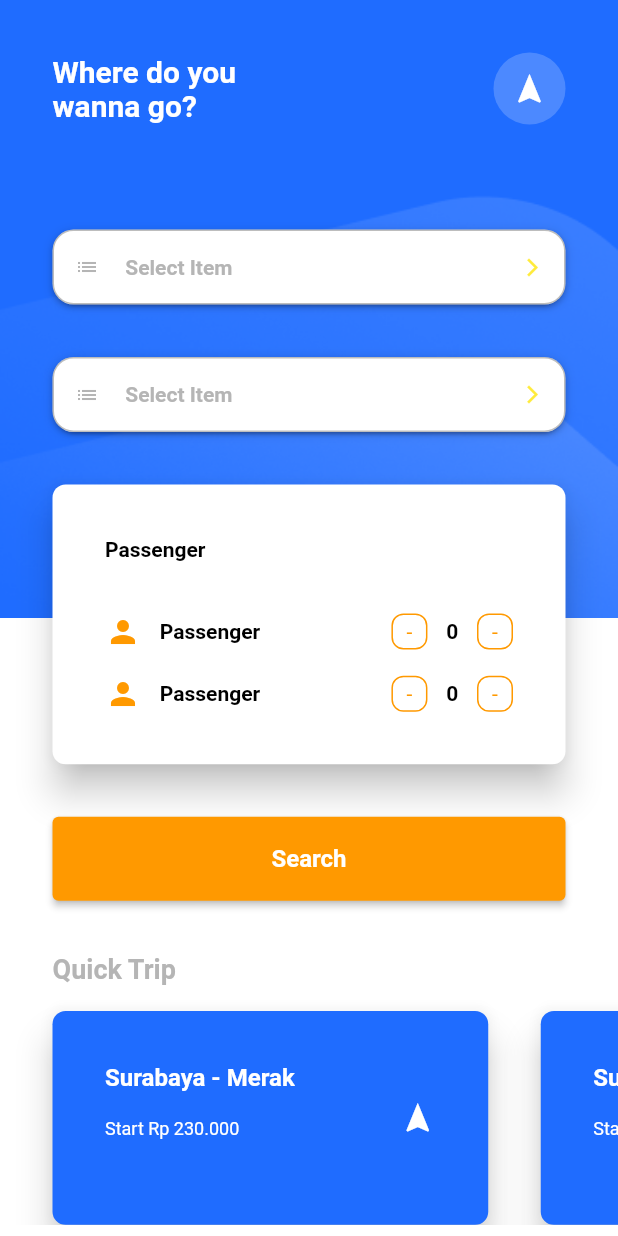
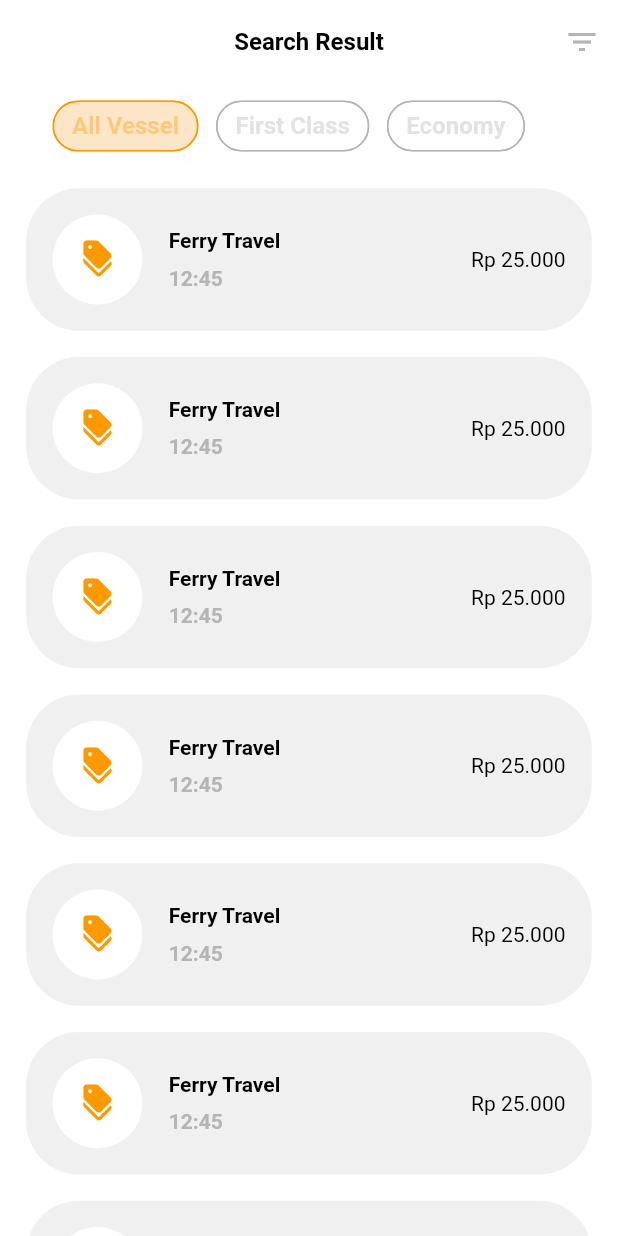
Before and after one commit to dikkisetiawan/tipal, a Flutter app: the screen it shows after launch, on a phone screen of 412 x 824 dp. Run offline on Flutter 3.47's test engine with Material 2 defaults, Android fonts, the phone set to English and light mode, and no system bars; drawn by our look-alikes of dropdown_button2.

Commit message:
search result & my ticket page UI slicing

```diff
--- a/lib/main.dart
+++ b/lib/main.dart
@@ -1,8 +1,11 @@
 import 'package:flutter/material.dart';
 import 'package:tipal/main_page.dart';
-import 'package:tipal/pages/home_page.dart';
-import 'package:tipal/pages/login_page.dart';
+import 'package:tipal/view/pages/home_page.dart';
+import 'package:tipal/view/pages/login_page.dart';
 import 'package:tipal/services/auth_services.dart';
+import 'package:tipal/view/pages/search_result_page.dart';
+
+import 'view/pages/my_tickets_page.dart';
 
 void main() {
   runApp(const MyApp());
@@ -17,7 +20,7 @@ class MyApp extends StatelessWidget {
     return MaterialApp(
       debugShowCheckedModeBanner: false,
       theme: ThemeData(primarySwatch: Colors.blue, fontFamily: 'Roboto'),
-      home: const HomePage(),
+      home: SearchResultPage(),
     );
   }
 }
--- a/lib/main_page.dart
+++ b/lib/main_page.dart
@@ -1,6 +1,6 @@
 import 'package:flutter/material.dart';
-import 'package:tipal/pages/home_page_old.dart';
-import 'package:tipal/pages/tickets_page.dart';
+import 'package:tipal/view/pages/home_page_old.dart';
+import 'package:tipal/view/pages/tickets_page.dart';
 
 class MainPage extends StatefulWidget {
   MainPage({Key? key}) : super(key: key);
--- a/lib/pages/home_page.dart
+++ b/lib/view/pages/home_page.dart
@@ -2,7 +2,7 @@ import 'package:flutter/material.dart';
 import 'package:tipal/theme.dart';
 import 'package:tipal/view/widgets/kdropdown_widget.dart';
 
-import '../view/widgets/kelevated_button_widget.dart';
+import '../widgets/kelevated_button_widget.dart';
 
 class HomePage extends StatelessWidget {
   const HomePage({Key? key}) : super(key: key);
@@ -14,6 +14,7 @@ class HomePage extends StatelessWidget {
         Column(
           children: [
             Expanded(
+              flex: 7,
               child: Container(
                 decoration: const BoxDecoration(
                   color: kPrimaryColor,
@@ -25,6 +26,7 @@ class HomePage extends StatelessWidget {
               ),
             ),
             Expanded(
+              flex: 5,
               child: Container(
                 decoration: const BoxDecoration(color: kWhiteColor),
               ),
--- /dev/null
+++ b/lib/view/pages/search_result_page.dart
@@ -0,0 +1,117 @@
+import 'package:flutter/material.dart';
+import 'package:tipal/theme.dart';
+
+import '../widgets/kchoice_chip_widget.dart';
+
+class SearchResultPage extends StatelessWidget {
+  const SearchResultPage({Key? key}) : super(key: key);
+
+  @override
+  Widget build(BuildContext context) {
+    return Scaffold(
+      backgroundColor: kWhiteColor,
+      appBar: AppBar(
+        elevation: 0.0,
+        backgroundColor: kWhiteColor,
+        automaticallyImplyLeading: true,
+        centerTitle: true,
+        title: Text(
+          'Search Result',
+          style: titleTextStyle.copyWith(fontSize: 16),
+        ),
+        actions: [
+          IconButton(
+              onPressed: () {},
+              icon: const Icon(
+                Icons.filter_list,
+                color: kGreyColor,
+              ))
+        ],
+        bottom: PreferredSize(
+            child: Padding(
+              padding: const EdgeInsets.symmetric(horizontal: defaultMargin),
+              child: Row(
+                children: const [
+                  KchoiceChipWidget(selected: true, title: 'All Vessel'),
+                  SizedBox(width: defaultMargin / 3),
+                  KchoiceChipWidget(selected: false, title: 'First Class'),
+                  SizedBox(width: defaultMargin / 3),
+                  KchoiceChipWidget(selected: false, title: 'Economy')
+                ],
+              ),
+            ),
+            preferredSize: const Size.fromHeight(52)),
+      ),
+      body: ListView.builder(
+        physics: const BouncingScrollPhysics(),
+        padding: const EdgeInsets.symmetric(horizontal: defaultMargin / 2),
+        itemCount: 10,
+        itemBuilder: (context, index) {
+          return GestureDetector(
+            onTap: () {},
+            child: Container(
+              margin: const EdgeInsets.only(top: defaultMargin / 2),
+              padding: const EdgeInsets.all(defaultMargin / 2),
+              decoration: BoxDecoration(
+                  color: kGreyColor.withOpacity(0.2),
+                  borderRadius:
+                      const BorderRadius.all(Radius.circular(defaultMargin))),
+              child: Row(
+                children: [
+                  Container(
+                    padding: const EdgeInsets.all(defaultMargin / 2),
+                    decoration: const BoxDecoration(
+                        color: kWhiteColor, shape: BoxShape.circle),
+                    child: const Icon(
+                      Icons.discount_rounded,
+                      color: kSecondaryColor,
+                      size: 25,
+                    ),
+                  ),
+                  const SizedBox(
+                    width: defaultMargin / 2,
+                  ),
+                  Expanded(
+                    child: Column(
+                      crossAxisAlignment: CrossAxisAlignment.start,
+                      children: [
+                        Row(
+                          children: [
+                            Column(
+                              crossAxisAlignment: CrossAxisAlignment.start,
+                              children: [
+                                Text(
+                                  'Ferry Travel',
+                                  style: blackTextStyle.copyWith(
+                                      fontWeight: FontWeight.bold),
+                                ),
+                                const SizedBox(
+                                  height: defaultMargin / 4,
+                                ),
+                                Text(
+                                  '12:45',
+                                  style: greyTextStyle.copyWith(
+                                      fontWeight: FontWeight.bold),
+                                ),
+                              ],
+                            ),
+                            const Spacer(),
+                            Text(
+                              'Rp 25.000',
+                              style: blackTextStyle.copyWith(
+                                  fontWeight: FontWeight.normal),
+                            ),
+                          ],
+                        ),
+                      ],
+                    ),
+                  )
+                ],
+              ),
+            ),
+          );
+        },
+      ),
+    );
+  }
+}
--- /dev/null
+++ b/lib/view/widgets/kchoice_chip_widget.dart
@@ -0,0 +1,24 @@
+import 'package:flutter/material.dart';
+import '../../theme.dart';
+
+class KchoiceChipWidget extends StatelessWidget {
+  final bool selected;
+  final String title;
+  const KchoiceChipWidget(
+      {Key? key, required this.selected, required this.title})
+      : super(key: key);
+
+  @override
+  Widget build(BuildContext context) {
+    return ChoiceChip(
+        disabledColor: kWhiteColor,
+        selectedColor: kSecondaryColor.withOpacity(0.2),
+        side: BorderSide(color: selected ? kSecondaryColor : kGreyColor),
+        label: Text(
+          title,
+          style: whiteTextStyle.copyWith(
+              color: selected ? kSecondaryColor : kGreyColor),
+        ),
+        selected: selected);
+  }
+}
--- a/lib/view/widgets/kelevated_button_widget.dart
+++ b/lib/view/widgets/kelevated_button_widget.dart
@@ -4,10 +4,12 @@ import '../../theme.dart';
 
 class KelevatedButtonWidget extends StatelessWidget {
   final String title;
+  final void Function()? onPressed;
 
   const KelevatedButtonWidget({
     Key? key,
     required this.title,
+    this.onPressed,
   }) : super(key: key);
 
   @override
@@ -16,7 +18,7 @@ class KelevatedButtonWidget extends StatelessWidget {
         style: ElevatedButton.styleFrom(
             minimumSize: const Size.fromHeight(56),
             backgroundColor: kSecondaryColor),
-        onPressed: () {},
+        onPressed: onPressed,
         child: Text(title, style: whiteTextStyle));
   }
 }
```
Also changed, not shown: lib/items/schedule_item.dart (+10 -4 lines), lib/view/pages/login_page.dart (added, +113 -0 lines), lib/view/pages/my_tickets_page.dart (added, +154 -0 lines), lib/view/pages/register_page.dart (renamed from lib/pages/login_page.dart, +15 -6 lines), lib/view/pages/home_page_old.dart (renamed from lib/pages/home_page_old.dart), lib/view/pages/reservation_page.dart (renamed from lib/pages/reservation_page.dart), lib/view/pages/tickets_page.dart (renamed from lib/pages/tickets_page.dart).
